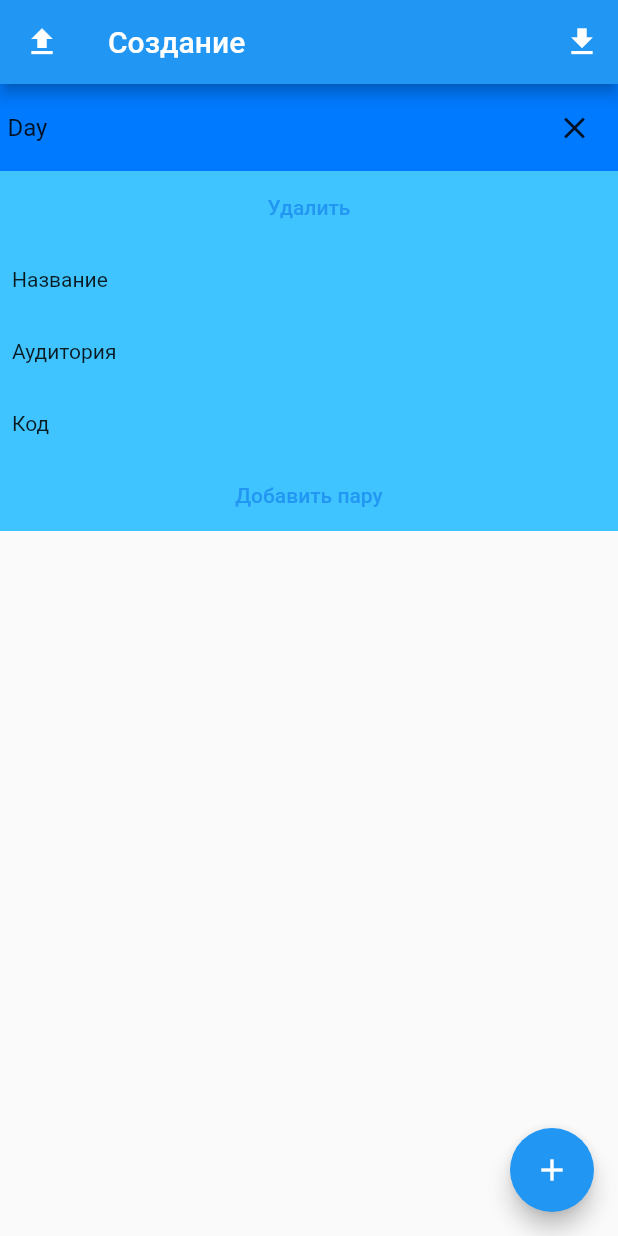
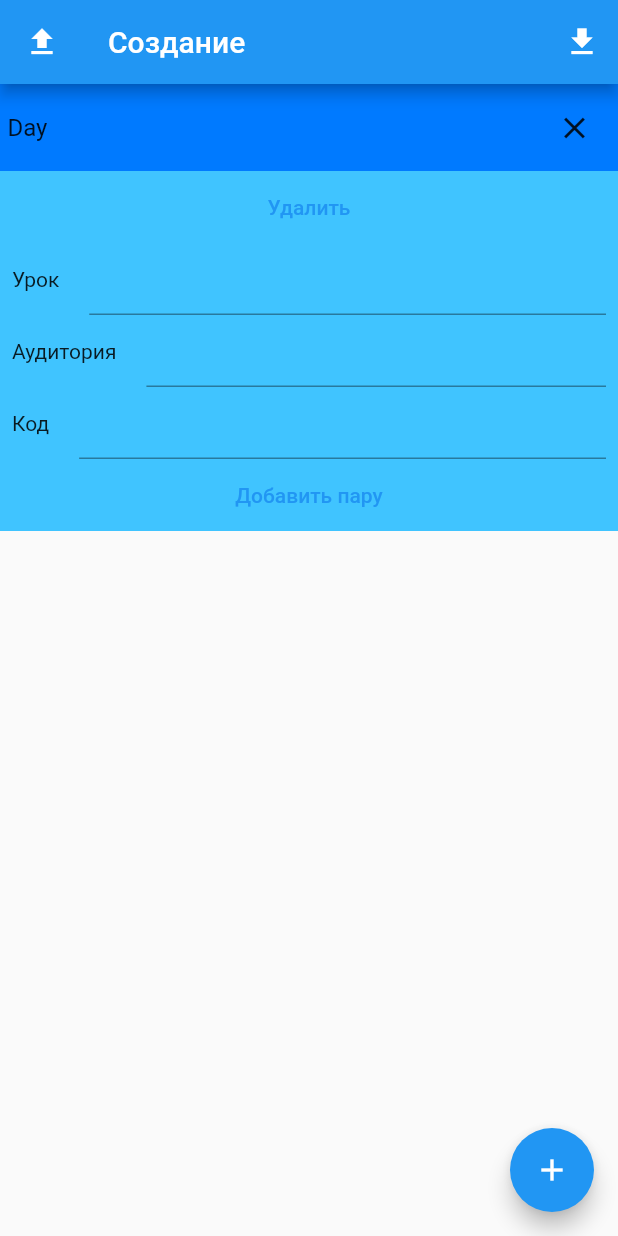
Before and after one commit to hawkkiller/schedule_generator, a Flutter app: the screen it shows after launch, after a tap on the "add" icon, on a phone screen of 412 x 824 dp. Run offline on Flutter 3.47's test engine with Material 2 defaults, Android fonts, the phone set to English and light mode, and no system bars; our stand-ins replace file_picker, flutter_bloc, freezed_annotation; missing offline and left inert: dart:html.

Commit message:
improve and fb hosting

```diff
--- a/lib/feature/generate/bloc/generate_bloc.dart
+++ b/lib/feature/generate/bloc/generate_bloc.dart
@@ -67,7 +67,7 @@ class GenerateEvent with _$GenerateEvent {
 }
 
 class GenerateBloc extends Bloc<GenerateEvent, GenerateState> {
-  GenerateBloc() : super(const GenerateState.initial(Schedule(days: []))) {
+  GenerateBloc() : super(GenerateState.initial(Schedule.empty())) {
     on<GenerateEvent>(
       (event, emitter) => event.map(
         addDay: (e) => _addDay(e, emitter),
--- a/lib/feature/generate/bloc/save_bloc.dart
+++ b/lib/feature/generate/bloc/save_bloc.dart
@@ -36,6 +36,11 @@ class SaveBloc extends Bloc<SaveEvent, SaveState> {
   }
 
   Future<void> _save(SaveEvent event, Emitter emitter) async {
+    // if content is empty, do nothing
+    if (event.content.isEmpty) {
+      return;
+    }
+
     await FileSaver.save(
       filename: event.filename,
       content: event.content,
--- a/lib/feature/generate/model/schedule.dart
+++ b/lib/feature/generate/model/schedule.dart
@@ -13,4 +13,6 @@ class Schedule with _$Schedule {
 
   factory Schedule.fromJson(Map<String, dynamic> json) =>
       _$ScheduleFromJson(json);
+
+  factory Schedule.empty() => const Schedule(days: <Day>[]);
 }
--- a/lib/feature/generate/widget/generate.dart
+++ b/lib/feature/generate/widget/generate.dart
@@ -5,6 +5,7 @@ import 'package:flutter_bloc/flutter_bloc.dart';
 import 'package:schedule/feature/generate/bloc/generate_bloc.dart';
 import 'package:schedule/feature/generate/bloc/save_bloc.dart';
 import 'package:schedule/feature/generate/bloc/upload_bloc.dart';
+import 'package:schedule/feature/generate/model/schedule.dart';
 import 'package:schedule/feature/generate/widget/day.dart';
 
 class Generate extends StatelessWidget {
@@ -53,14 +54,16 @@ class Generate extends StatelessWidget {
                       actions: [
                         IconButton(
                           onPressed: () async {
+                            final schedule =
+                                context.read<GenerateBloc>().state.schedule;
+                            if (schedule == Schedule.empty()) {
+                              return;
+                            }
                             context.read<SaveBloc>().add(
                                   SaveEvent.save(
                                     filename: 'расписание',
                                     content: jsonEncode(
-                                      context
-                                          .read<GenerateBloc>()
-                                          .state
-                                          .schedule,
+                                      schedule,
                                     ),
                                   ),
                                 );
--- a/lib/feature/generate/widget/pair.dart
+++ b/lib/feature/generate/widget/pair.dart
@@ -1,9 +1,9 @@
 import 'package:flutter/cupertino.dart';
 import 'package:flutter/material.dart';
+import 'package:flutter_bloc/flutter_bloc.dart';
 import 'package:schedule/feature/generate/bloc/generate_bloc.dart';
 import 'package:schedule/feature/generate/model/day.dart';
 import 'package:schedule/feature/generate/model/pair.dart';
-import 'package:flutter_bloc/flutter_bloc.dart';
 
 class PairWidget extends StatefulWidget {
   const PairWidget({
@@ -76,60 +76,9 @@ class _PairWidgetState extends State<PairWidget> {
                     GenerateEvent.removePair(pair, widget.day),
                   ),
             ),
-            Row(
-              children: [
-                const Padding(
-                  padding: EdgeInsets.only(right: 20),
-                  child: Text('Название'),
-                ),
-                Flexible(
-                  child: TextField(
-                    decoration: const InputDecoration(
-                      border: InputBorder.none,
-                    ),
-                    maxLines: 5,
-                    minLines: 1,
-                    controller: titleController,
-                  ),
-                ),
-              ],
-            ),
-            Row(
-              children: [
-                const Padding(
-                  padding: EdgeInsets.only(right: 20),
-                  child: Text('Аудитория'),
-                ),
-                Flexible(
-                  child: TextField(
-                    decoration: const InputDecoration(
-                      border: InputBorder.none,
-                    ),
-                    maxLines: 5,
-                    minLines: 1,
-                    controller: auditoryController,
-                  ),
-                ),
-              ],
-            ),
-            Row(
-              children: [
-                const Padding(
-                  padding: EdgeInsets.only(right: 20),
-                  child: Text('Код'),
-                ),
-                Flexible(
-                  child: TextField(
-                    decoration: const InputDecoration(
-                      border: InputBorder.none,
-                    ),
-                    maxLines: 5,
-                    minLines: 1,
-                    controller: additionalController,
-                  ),
-                ),
-              ],
-            ),
+            AppField(title: 'Урок', controller: titleController),
+            AppField(title: 'Аудитория', controller: auditoryController),
+            AppField(title: 'Код', controller: additionalController),
             if (widget.divider)
               const Divider(
                 height: 0,
@@ -139,3 +88,31 @@ class _PairWidgetState extends State<PairWidget> {
         ),
       );
 }
+
+class AppField extends StatelessWidget {
+  const AppField({
+    required this.title,
+    required this.controller,
+    Key? key,
+  }) : super(key: key);
+
+  final String title;
+  final TextEditingController controller;
+
+  @override
+  Widget build(BuildContext context) => Row(
+        children: [
+          Padding(
+            padding: const EdgeInsets.only(right: 20),
+            child: Text(title),
+          ),
+          Flexible(
+            child: TextField(
+              maxLines: 5,
+              minLines: 1,
+              controller: controller,
+            ),
+          ),
+        ],
+      );
+}
```
Also changed, not shown: firebase.json (added), 2 other files.
